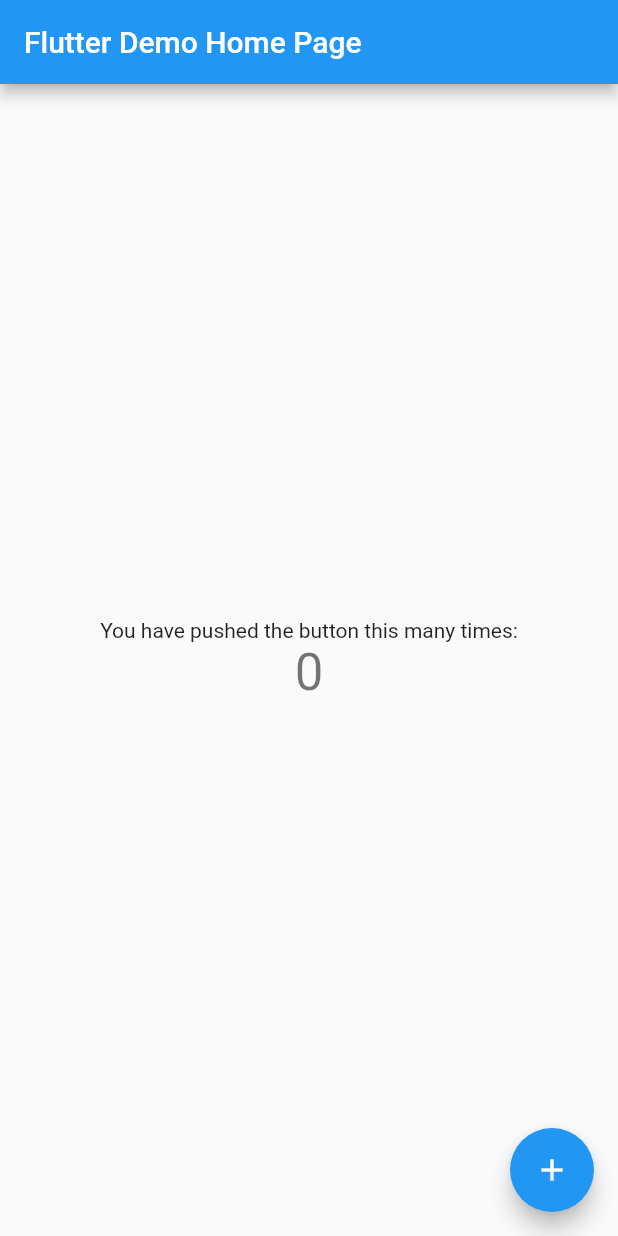
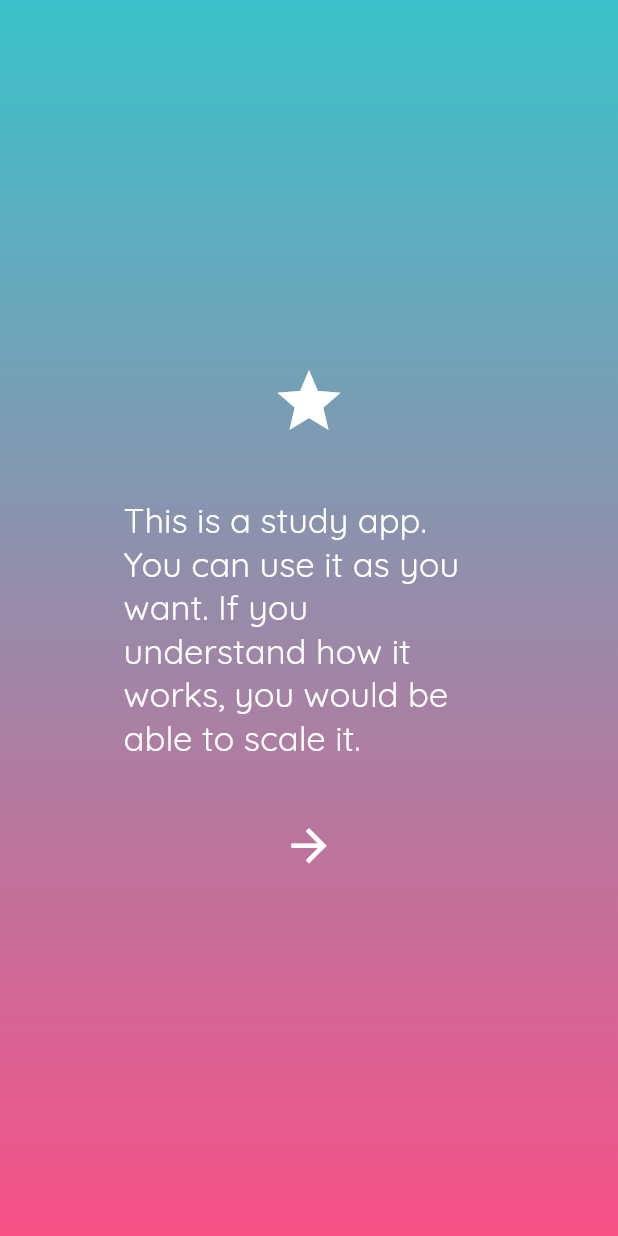
Before and after one commit to BernardKwesi/quiz_app, a Flutter app: the screen it shows after launch, on a phone screen of 412 x 824 dp. Run offline on Flutter 3.47's test engine with Material 2 defaults, Android fonts, the phone set to English and light mode, and no system bars; our stand-ins replace cloud_firestore, firebase_core, get, google_fonts; accounts and stored records are empty; statements that could not run were skipped; project files that could hold a hidden picture were left out.

Commit message:
Uploading json files to firebase firestore database . Creating Splash and Introduction Screens

```diff
--- /dev/null
+++ b/lib/config/themes/app_colors.dart
@@ -0,0 +1,27 @@
+import 'package:flutter/material.dart';
+import 'package:quiz_app/config/themes/ui_parameters.dart';
+
+import 'app_dark_theme.dart';
+import 'app_light_theme.dart';
+
+const mainGradientLight = LinearGradient(
+    begin: Alignment.topRight,
+    end: Alignment.bottomRight,
+    colors: [
+      primaryLightColorLight,
+      primaryColorLight,
+    ]);
+const Color onSurfaceTextColor = Colors.white;
+const mainGradientDark = LinearGradient(
+    begin: Alignment.topRight,
+    end: Alignment.bottomRight,
+    colors: [
+      primaryDarkColorDark,
+      primaryColorDark,
+    ]);
+
+LinearGradient mainGradient(BuildContext context) {
+  return UIParameters.isDarkMode(context)
+      ? mainGradientDark
+      : mainGradientLight;
+}
--- /dev/null
+++ b/lib/config/themes/app_dark_theme.dart
@@ -0,0 +1,4 @@
+import "package:flutter/material.dart";
+
+const Color primaryDarkColorDark = Color(0xFF2e3c62);
+const Color primaryColorDark = Color(0xFF99ace1);
--- /dev/null
+++ b/lib/config/themes/app_light_theme.dart
@@ -0,0 +1,19 @@
+import "package:flutter/material.dart";
+import 'package:quiz_app/config/themes/sub_theme_data_mixin.dart';
+
+const Color primaryLightColorLight = Color(0xFF3ac3cb);
+const Color primaryColorLight = Color(0xFFf85187);
+const Color mainTextColor = Color.fromARGB(255, 40, 40, 40);
+
+class LightTheme with SubThemeData {
+  buildLightTheme() {
+    final ThemeData systemlightTheme = ThemeData.light();
+
+    return systemlightTheme.copyWith(
+        iconTheme: getIconTheme(),
+        textTheme: getTextTheme().apply(
+          bodyColor: mainTextColor,
+          displayColor: mainTextColor,
+        ));
+  }
+}
--- /dev/null
+++ b/lib/config/themes/sub_theme_data_mixin.dart
@@ -0,0 +1,18 @@
+import 'package:flutter/material.dart';
+import 'package:google_fonts/google_fonts.dart';
+
+import 'app_colors.dart';
+
+mixin SubThemeData {
+  TextTheme getTextTheme() {
+    return GoogleFonts.quicksandTextTheme(const TextTheme(
+        bodyText1: TextStyle(
+          fontWeight: FontWeight.w400,
+        ),
+        bodyText2: TextStyle(fontWeight: FontWeight.w400)));
+  }
+
+  IconThemeData getIconTheme() {
+    return const IconThemeData(color: onSurfaceTextColor, size: 30);
+  }
+}
--- /dev/null
+++ b/lib/firebase_ref/loading_status.dart
@@ -0,0 +1,5 @@
+enum LoadingStatus {
+  loading,
+  completed,
+  error,
+}
--- a/lib/main.dart
+++ b/lib/main.dart
@@ -1,115 +1,39 @@
 import 'package:flutter/material.dart';
+import 'package:quiz_app/bindings/initial_binding.dart';
+import 'package:quiz_app/data_uploader_screen.dart';
+import 'package:quiz_app/routes/app_routes.dart';
+
+import 'config/themes/app_light_theme.dart';
+import 'firebase_options.dart';
+import 'package:firebase_core/firebase_core.dart';
+import 'package:get/get.dart';
+
+/* void main() async {
+  WidgetsFlutterBinding.ensureInitialized();
+  await Firebase.initializeApp(options: DefaultFirebaseOptions.currentPlatform);
+  runApp(
+    GetMaterialApp(
+      home: DataUploaderScreen(),
+      debugShowCheckedModeBanner: false,
+    ),
+  );
+} */
 
 void main() {
+  WidgetsFlutterBinding.ensureInitialized();
+  InitialBindings().dependencies();
   runApp(const MyApp());
 }
 
 class MyApp extends StatelessWidget {
   const MyApp({Key? key}) : super(key: key);
 
-  // This widget is the root of your application.
   @override
   Widget build(BuildContext context) {
-    return MaterialApp(
-      title: 'Flutter Demo',
-      theme: ThemeData(
-        // This is the theme of your application.
-        //
-        // Try running your application with "flutter run". You'll see the
-        // application has a blue toolbar. Then, without quitting the app, try
-        // changing the primarySwatch below to Colors.green and then invoke
-        // "hot reload" (press "r" in the console where you ran "flutter run",
-        // or simply save your changes to "hot reload" in a Flutter IDE).
-        // Notice that the counter didn't reset back to zero; the application
-        // is not restarted.
-        primarySwatch: Colors.blue,
-      ),
-      home: const MyHomePage(title: 'Flutter Demo Home Page'),
+    return GetMaterialApp(
+      theme: LightTheme().buildLightTheme(),
+      debugShowCheckedModeBanner: true,
+      getPages: AppRoutes.routes(),
     );
   }
 }
-
-class MyHomePage extends StatefulWidget {
-  const MyHomePage({Key? key, required this.title}) : super(key: key);
-
-  // This widget is the home page of your application. It is stateful, meaning
-  // that it has a State object (defined below) that contains fields that affect
-  // how it looks.
-
-  // This class is the configuration for the state. It holds the values (in this
-  // case the title) provided by the parent (in this case the App widget) and
-  // used by the build method of the State. Fields in a Widget subclass are
-  // always marked "final".
-
-  final String title;
-
-  @override
-  State<MyHomePage> createState() => _MyHomePageState();
-}
-
-class _MyHomePageState extends State<MyHomePage> {
-  int _counter = 0;
-
-  void _incrementCounter() {
-    setState(() {
-      // This call to setState tells the Flutter framework that something has
-      // changed in this State, which causes it to rerun the build method below
-      // so that the display can reflect the updated values. If we changed
-      // _counter without calling setState(), then the build method would not be
-      // called again, and so nothing would appear to happen.
-      _counter++;
-    });
-  }
-
-  @override
-  Widget build(BuildContext context) {
-    // This method is rerun every time setState is called, for instance as done
-    // by the _incrementCounter method above.
-    //
-    // The Flutter framework has been optimized to make rerunning build methods
-    // fast, so that you can just rebuild anything that needs updating rather
-    // than having to individually change instances of widgets.
-    return Scaffold(
-      appBar: AppBar(
-        // Here we take the value from the MyHomePage object that was created by
-        // the App.build method, and use it to set our appbar title.
-        title: Text(widget.title),
-      ),
-      body: Center(
-        // Center is a layout widget. It takes a single child and positions it
-        // in the middle of the parent.
-        child: Column(
-          // Column is also a layout widget. It takes a list of children and
-          // arranges them vertically. By default, it sizes itself to fit its
-          // children horizontally, and tries to be as tall as its parent.
-          //
-          // Invoke "debug painting" (press "p" in the console, choose the
-          // "Toggle Debug Paint" action from the Flutter Inspector in Android
-          // Studio, or the "Toggle Debug Paint" command in Visual Studio Code)
-          // to see the wireframe for each widget.
-          //
-          // Column has various properties to control how it sizes itself and
-          // how it positions its children. Here we use mainAxisAlignment to
-          // center the children vertically; the main axis here is the vertical
-          // axis because Columns are vertical (the cross axis would be
-          // horizontal).
-          mainAxisAlignment: MainAxisAlignment.center,
-          children: <Widget>[
-            const Text(
-              'You have pushed the button this many times:',
-            ),
-            Text(
-              '$_counter',
-              style: Theme.of(context).textTheme.headline4,
-            ),
-          ],
-        ),
-      ),
-      floatingActionButton: FloatingActionButton(
-        onPressed: _incrementCounter,
-        tooltip: 'Increment',
-        child: const Icon(Icons.add),
-      ), // This trailing comma makes auto-formatting nicer for build methods.
-    );
-  }
-}
--- /dev/null
+++ b/lib/routes/app_routes.dart
@@ -0,0 +1,16 @@
+import 'package:get/route_manager.dart';
+import '../screens/introduction/introduction_screen.dart';
+import '../screens/splash/splash_screen.dart';
+
+class AppRoutes {
+  static List<GetPage> routes() => [
+        GetPage(
+          name: "/",
+          page: () => const SplashScreen(),
+        ),
+        GetPage(
+          name: "/introduction",
+          page: () => const IntroductionScreen(),
+        )
+      ];
+}
--- /dev/null
+++ b/lib/screens/introduction/introduction_screen.dart
@@ -0,0 +1,42 @@
+import 'package:flutter/material.dart';
+import 'package:quiz_app/widgets/app_circle.dart';
+import 'package:get/get.dart';
+
+import '../../config/themes/app_colors.dart';
+
+class IntroductionScreen extends StatelessWidget {
+  const IntroductionScreen({Key? key}) : super(key: key);
+
+  @override
+  Widget build(BuildContext context) {
+    return Scaffold(
+      body: Container(
+          decoration: BoxDecoration(
+            gradient: mainGradient(context),
+          ),
+          alignment: Alignment.center,
+          padding: EdgeInsets.symmetric(horizontal: Get.width * 0.2),
+          child: Column(mainAxisAlignment: MainAxisAlignment.center, children: [
+            const Icon(
+              Icons.star,
+              size: 50,
+            ),
+            const SizedBox(height: 40),
+            const Text(
+              "This is a study app. You can use it as you want. If you understand how it works, you would be able to scale it.",
+              style: TextStyle(
+                fontSize: 23,
+                color: onSurfaceTextColor,
+              ),
+            ),
+            const SizedBox(
+              height: 40,
+            ),
+            AppCircleButton(
+              onTap: () => null,
+              child: const Icon(Icons.arrow_forward, size: 35),
+            ),
+          ])),
+    );
+  }
+}
--- /dev/null
+++ b/lib/widgets/app_circle.dart
@@ -0,0 +1,21 @@
+import "package:flutter/material.dart";
+
+class AppCircleButton extends StatelessWidget {
+  final Widget child;
+  final Color? color;
+  final double width;
+  final VoidCallback? onTap;
+
+  const AppCircleButton(
+      {Key? key, required this.child, this.color, this.width = 60, this.onTap})
+      : super(key: key);
+
+  @override
+  Widget build(BuildContext context) {
+    return Material(
+        type: MaterialType.transparency,
+        clipBehavior: Clip.hardEdge,
+        shape: const CircleBorder(),
+        child: InkWell(child: child));
+  }
+}
```
Also changed, not shown: lib/bindings/initial_binding.dart (added, +10 -0 lines), lib/config/themes/ui_parameters.dart (added, +7 -0 lines), lib/controllers/auth_controller.dart (added, +18 -0 lines), lib/controllers/question/data_uploader.dart (added, +69 -0 lines), lib/data_uploader_screen.dart (added, +20 -0 lines), lib/firebase_ref/references.dart (added, +8 -0 lines), lib/models/question.dart (added, +93 -0 lines), lib/screens/splash/splash_screen.dart (added, +23 -0 lines), pubspec.yaml (+8 -2 lines), lib/firebase_options.dart (added), pubspec.lock, 7 other files.
